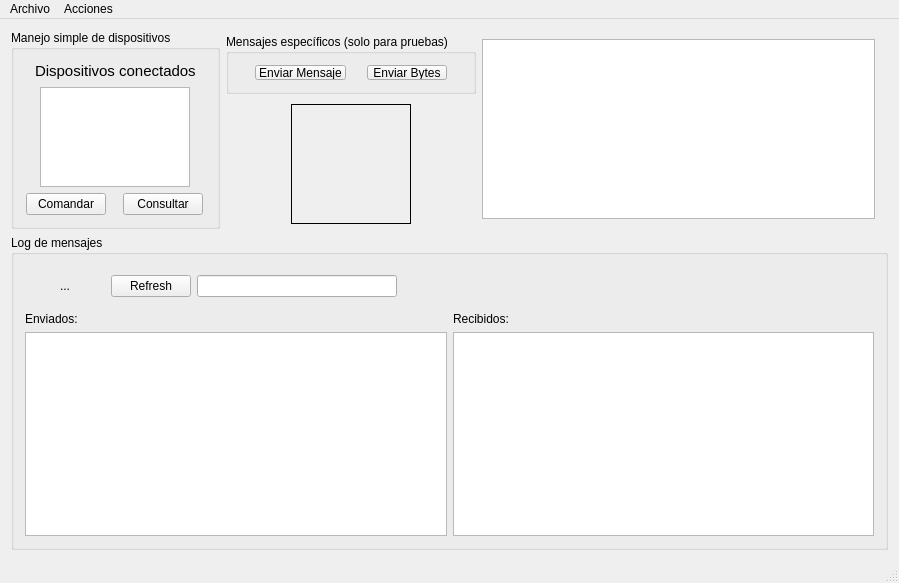
This is mainwindow.ui in arukagiri/interfazLAC as Qt 5 draws it before an edit. The edited form follows.
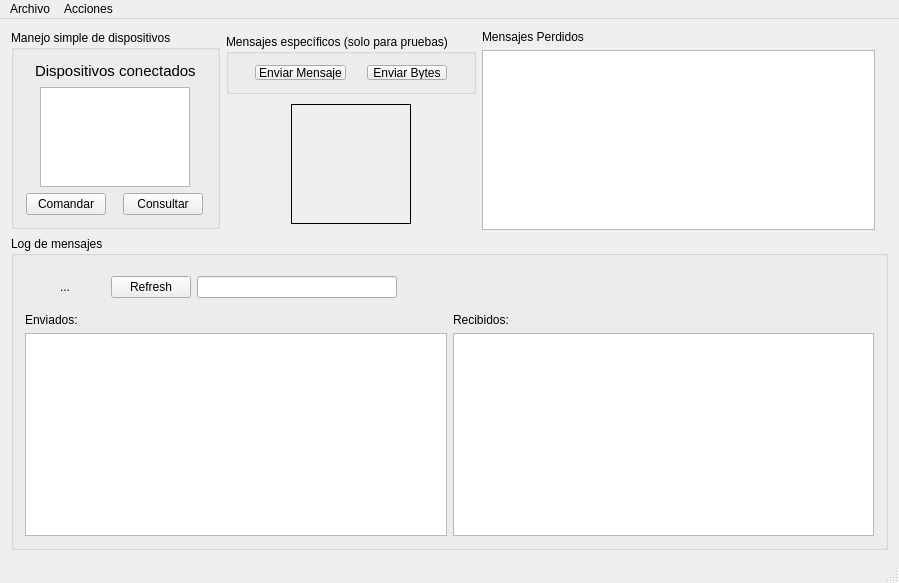
This is the edited form. Icons and pictures are not drawn.

What changed in the file:
```diff
--- a/mainwindow.ui
+++ b/mainwindow.ui
@@ -14,9 +14,9 @@
    <string>MainWindow</string>
   </property>
   <widget class="QWidget" name="centralWidget">
-   <layout class="QVBoxLayout" name="verticalLayout_3">
+   <layout class="QVBoxLayout" name="verticalLayout_7">
     <item>
-     <layout class="QHBoxLayout" name="horizontalLayout_8">
+     <layout class="QHBoxLayout" name="horizontalLayout_5">
       <item>
        <widget class="QGroupBox" name="groupBox">
         <property name="enabled">
@@ -221,8 +221,8 @@
           <property name="title">
            <string>Mensajes específicos (solo para pruebas)</string>
           </property>
-          <layout class="QHBoxLayout" name="horizontalLayout_5">
-           <item>
+          <layout class="QGridLayout" name="gridLayout">
+           <item row="0" column="0">
             <widget class="QPushButton" name="button_ENVIAR_MENSAJE">
              <property name="sizePolicy">
               <sizepolicy hsizetype="Fixed" vsizetype="Fixed">
@@ -235,7 +235,7 @@
              </property>
             </widget>
            </item>
-           <item>
+           <item row="0" column="1">
             <widget class="QPushButton" name="button_ByteSend">
              <property name="sizePolicy">
               <sizepolicy hsizetype="Fixed" vsizetype="Fixed">
@@ -333,8 +333,28 @@
        </layout>
       </item>
       <item>
+       <layout class="QHBoxLayout" name="horizontalLayout_8">
+        <item>
+         <layout class="QVBoxLayout" name="verticalLayout_3">
+          <item>
        <layout class="QHBoxLayout" name="horizontalLayout_7">
         <item>
+             <widget class="QLabel" name="label_5">
+              <property name="text">
+               <string>Mensajes Perdidos</string>
+              </property>
+             </widget>
+            </item>
+            <item>
+             <widget class="QLabel" name="msgLost_label">
+              <property name="text">
+               <string/>
+              </property>
+             </widget>
+            </item>
+           </layout>
+          </item>
+          <item>
          <widget class="QTextEdit" name="textEdit">
           <property name="sizePolicy">
            <sizepolicy hsizetype="Expanding" vsizetype="Fixed">
@@ -359,12 +379,14 @@
           </property>
          </widget>
         </item>
+         </layout>
+        </item>
         <item>
          <widget class="QLabel" name="label_4">
           <property name="maximumSize">
            <size>
             <width>300</width>
-            <height>150</height>
+            <height>100</height>
            </size>
           </property>
           <property name="text">
@@ -545,7 +567,7 @@
      <x>0</x>
      <y>0</y>
      <width>899</width>
-     <height>21</height>
+     <height>20</height>
     </rect>
    </property>
    <widget class="QMenu" name="menuArchivo">
```
Lines whose indentation alone changed are shown as unchanged.
